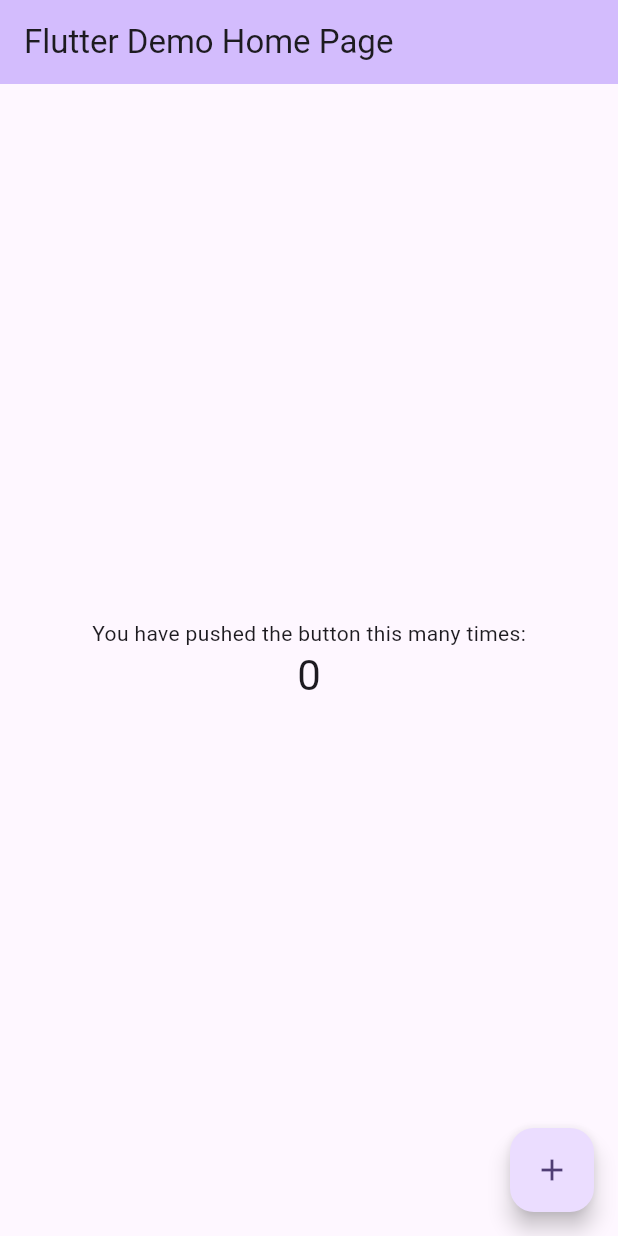
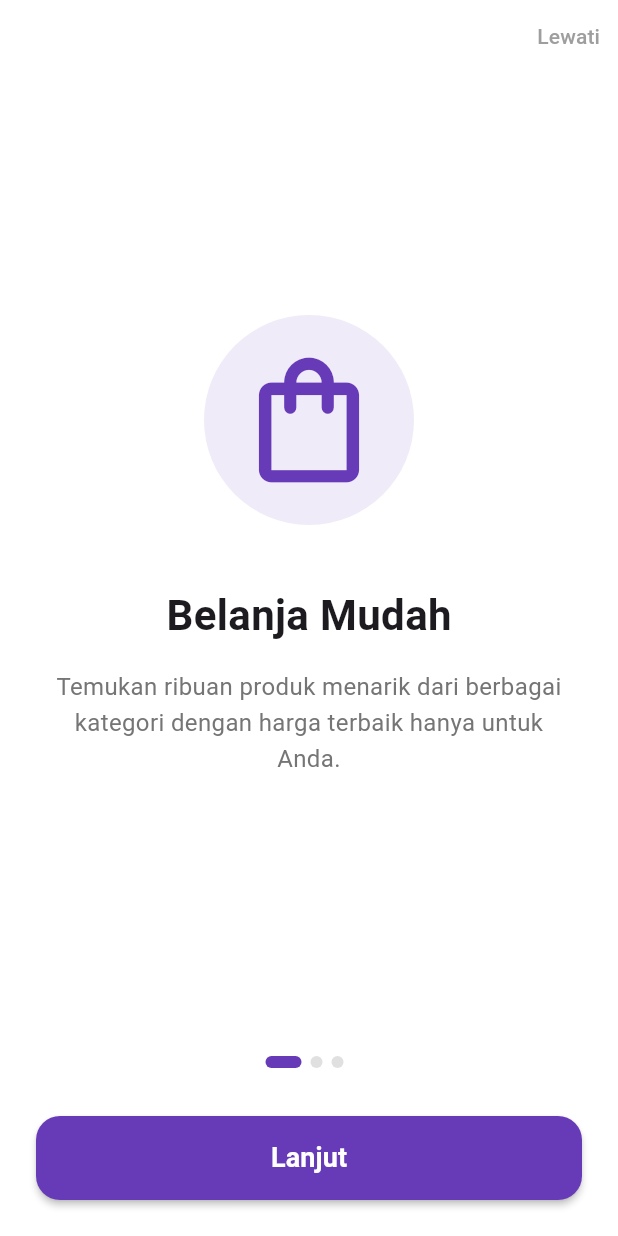
Before and after one commit to saidil350/flutter_final, a Flutter app: the screen it shows after launch, on a phone screen of 412 x 824 dp. Run offline on Flutter 3.47's test engine with Material 3 defaults, Android fonts, the phone set to English and light mode, and no system bars.

Commit message:
Update main.dart dan tambah folder src

```diff
--- a/flutter_final/lib/main.dart
+++ b/flutter_final/lib/main.dart
@@ -1,4 +1,5 @@
 import 'package:flutter/material.dart';
+import 'src/features/onboarding/screens/onboarding_screen.dart';
 
 void main() {
   runApp(const MyApp());
@@ -7,116 +8,20 @@ void main() {
 class MyApp extends StatelessWidget {
   const MyApp({super.key});
 
-  // This widget is the root of your application.
   @override
   Widget build(BuildContext context) {
     return MaterialApp(
-      title: 'Flutter De',
+      title: 'Flutter Demo',
+      debugShowCheckedModeBanner: false,
       theme: ThemeData(
-        // This is the theme of your application.
-        //
-        // TRY THIS: Try running your application with "flutter run". You'll see
-        // the application has a purple toolbar. Then, without quitting the app,
-        // try changing the seedColor in the colorScheme below to Colors.green
-        // and then invoke "hot reload" (save your changes or press the "hot
-        // reload" button in a Flutter-supported IDE, or press "r" if you used
-        // the command line to start the app).
-        //
-        // Notice that the counter didn't reset back to zero; the application
-        // state is not lost during the reload. To reset the state, use hot
-        // restart instead.
-        //
-        // This works for code too, not just values: Most code changes can be
-        // tested with just a hot reload.
-        colorScheme: ColorScheme.fromSeed(seedColor: Colors.deepPurple),
+        colorScheme: ColorScheme.fromSeed(
+          seedColor: Colors.deepPurple,
+          primary: Colors.deepPurple,
+        ),
+        useMaterial3: true,
+        fontFamily: 'Roboto', // Default font, bisa diganti nanti
       ),
-      home: const MyHomePage(title: 'Flutter Demo Home Page'),
+      home: const OnboardingScreen(),
     );
   }
 }
-
-class MyHomePage extends StatefulWidget {
-  const MyHomePage({super.key, required this.title});
-
-  // This widget is the home page of your application. It is stateful, meaning
-  // that it has a State object (defined below) that contains fields that affect
-  // how it looks.
-
-  // This class is the configuration for the state. It holds the values (in this
-  // case the title) provided by the parent (in this case the App widget) and
-  // used by the build method of the State. Fields in a Widget subclass are
-  // always marked "final".
-
-  final String title;
-
-  @override
-  State<MyHomePage> createState() => _MyHomePageState();
-}
-
-class _MyHomePageState extends State<MyHomePage> {
-  int _counter = 0;
-
-  void _incrementCounter() {
-    setState(() {
-      // This call to setState tells the Flutter framework that something has
-      // changed in this State, which causes it to rerun the build method below
-      // so that the display can reflect the updated values. If we changed
-      // _counter without calling setState(), then the build method would not be
-      // called again, and so nothing would appear to happen.
-      _counter++;
-    });
-  }
-
-  @override
-  Widget build(BuildContext context) {
-    // This method is rerun every time setState is called, for instance as done
-    // by the _incrementCounter method above.
-    //
-    // The Flutter framework has been optimized to make rerunning build methods
-    // fast, so that you can just rebuild anything that needs updating rather
-    // than having to individually change instances of widgets.
-    return Scaffold(
-      appBar: AppBar(
-        // TRY THIS: Try changing the color here to a specific color (to
-        // Colors.amber, perhaps?) and trigger a hot reload to see the AppBar
-        // change color while the other colors stay the same.
-        backgroundColor: Theme.of(context).colorScheme.inversePrimary,
-        // Here we take the value from the MyHomePage object that was created by
-        // the App.build method, and use it to set our appbar title.
-        title: Text(widget.title),
-      ),
-      body: Center(
-        // Center is a layout widget. It takes a single child and positions it
-        // in the middle of the parent.
-        child: Column(
-          // Column is also a layout widget. It takes a list of children and
-          // arranges them vertically. By default, it sizes itself to fit its
-          // children horizontally, and tries to be as tall as its parent.
-          //
-          // Column has various properties to control how it sizes itself and
-          // how it positions its children. Here we use mainAxisAlignment to
-          // center the children vertically; the main axis here is the vertical
-          // axis because Columns are vertical (the cross axis would be
-          // horizontal).
-          //
-          // TRY THIS: Invoke "debug painting" (choose the "Toggle Debug Paint"
-          // action in the IDE, or press "p" in the console), to see the
-          // wireframe for each widget.
-          mainAxisAlignment: MainAxisAlignment.center,
-          children: <Widget>[
-            const Text('You have pushed the button this many times:'),
-            Text(
-              '$_counter',
-              style: Theme.of(context).textTheme.headlineMedium,
-            ),
-          ],
-        ),
-      ),
-      floatingActionButton: FloatingActionButton(
-        onPressed: _incrementCounter,
-        tooltip: 'Increment',
-        child: const Icon(Icons.add),
-      ), // This trailing comma makes auto-formatting nicer for build methods.
-    );
-  }
-}
--- /dev/null
+++ b/flutter_final/lib/src/features/auth/screens/login_screen.dart
@@ -0,0 +1,32 @@
+import 'package:flutter/material.dart';
+
+class LoginScreen extends StatelessWidget {
+  const LoginScreen({super.key});
+
+  @override
+  Widget build(BuildContext context) {
+    return Scaffold(
+      appBar: AppBar(title: const Text("Login")),
+      body: Center(
+        child: Column(
+          mainAxisAlignment: MainAxisAlignment.center,
+          children: [
+            const Icon(Icons.login, size: 80, color: Colors.deepPurple),
+            const SizedBox(height: 20),
+            const Text(
+              "Selamat Datang di Halaman Login",
+              style: TextStyle(fontSize: 18),
+            ),
+            const SizedBox(height: 20),
+            ElevatedButton(
+              onPressed: () {
+                // Implementasi login nanti
+              },
+              child: const Text("Masuk"),
+            ),
+          ],
+        ),
+      ),
+    );
+  }
+}
--- /dev/null
+++ b/flutter_final/lib/src/features/onboarding/models/onboarding_model.dart
@@ -0,0 +1,13 @@
+import 'package:flutter/material.dart';
+
+class OnboardingModel {
+  final IconData icon;
+  final String title;
+  final String description;
+
+  OnboardingModel({
+    required this.icon,
+    required this.title,
+    required this.description,
+  });
+}
--- /dev/null
+++ b/flutter_final/lib/src/features/onboarding/screens/onboarding_screen.dart
@@ -0,0 +1,164 @@
+import 'package:flutter/material.dart';
+import '../models/onboarding_model.dart';
+import '../widgets/onboarding_content.dart';
+import '../../auth/screens/login_screen.dart';
+
+class OnboardingScreen extends StatefulWidget {
+  const OnboardingScreen({super.key});
+
+  @override
+  State<OnboardingScreen> createState() => _OnboardingScreenState();
+}
+
+class _OnboardingScreenState extends State<OnboardingScreen> {
+  late PageController _pageController;
+  int _pageIndex = 0;
+
+  final List<OnboardingModel> _contents = [
+    OnboardingModel(
+      icon: Icons.shopping_bag_outlined,
+      title: "Belanja Mudah",
+      description:
+          "Temukan ribuan produk menarik dari berbagai kategori dengan harga terbaik hanya untuk Anda.",
+    ),
+    OnboardingModel(
+      icon: Icons.local_shipping_outlined,
+      title: "Pengiriman Cepat",
+      description:
+          "Layanan pengiriman instan dan terpercaya yang menjamin paket Anda sampai dengan aman.",
+    ),
+    OnboardingModel(
+      icon: Icons.verified_user_outlined,
+      title: "Pembayaran Aman",
+      description:
+          "Nikmati kemudahan bertransaksi dengan berbagai metode pembayaran yang aman dan terverifikasi.",
+    ),
+  ];
+
+  @override
+  void initState() {
+    super.initState();
+    _pageController = PageController(initialPage: 0);
+  }
+
+  @override
+  void dispose() {
+    _pageController.dispose();
+    super.dispose();
+  }
+
+  @override
+  Widget build(BuildContext context) {
+    return Scaffold(
+      backgroundColor: Colors.white,
+      body: SafeArea(
+        child: Column(
+          children: [
+            // Skip button
+            Align(
+              alignment: Alignment.topRight,
+              child: TextButton(
+                onPressed: () {
+                  Navigator.pushReplacement(
+                    context,
+                    MaterialPageRoute(
+                      builder: (context) => const LoginScreen(),
+                    ),
+                  );
+                },
+                child: const Text(
+                  "Lewati",
+                  style: TextStyle(color: Colors.grey),
+                ),
+              ),
+            ),
+
+            // PageView Content
+            Expanded(
+              child: PageView.builder(
+                controller: _pageController,
+                itemCount: _contents.length,
+                onPageChanged: (index) {
+                  setState(() {
+                    _pageIndex = index;
+                  });
+                },
+                itemBuilder: (context, index) =>
+                    OnboardingContent(content: _contents[index]),
+              ),
+            ),
+
+            // Indicators and Button
+            Padding(
+              padding: const EdgeInsets.all(24),
+              child: Column(
+                children: [
+                  // Dots Indicator
+                  Row(
+                    mainAxisAlignment: MainAxisAlignment.center,
+                    children: List.generate(
+                      _contents.length,
+                      (index) => AnimatedContainer(
+                        duration: const Duration(milliseconds: 300),
+                        height: 8,
+                        width: _pageIndex == index ? 24 : 8,
+                        margin: const EdgeInsets.only(right: 6),
+                        decoration: BoxDecoration(
+                          borderRadius: BorderRadius.circular(8),
+                          color: _pageIndex == index
+                              ? Theme.of(context).primaryColor
+                              : Colors.grey.shade300,
+                        ),
+                      ),
+                    ),
+                  ),
+                  const SizedBox(height: 32),
+
+                  // Action Button
+                  SizedBox(
+                    width: double.infinity,
+                    height: 56,
+                    child: ElevatedButton(
+                      onPressed: () {
+                        if (_pageIndex == _contents.length - 1) {
+                          Navigator.pushReplacement(
+                            context,
+                            MaterialPageRoute(
+                              builder: (context) => const LoginScreen(),
+                            ),
+                          );
+                        } else {
+                          _pageController.nextPage(
+                            duration: const Duration(milliseconds: 300),
+                            curve: Curves.ease,
+                          );
+                        }
+                      },
+                      style: ElevatedButton.styleFrom(
+                        backgroundColor: Theme.of(context).primaryColor,
+                        foregroundColor: Colors.white,
+                        elevation: 2,
+                        shape: RoundedRectangleBorder(
+                          borderRadius: BorderRadius.circular(16),
+                        ),
+                      ),
+                      child: Text(
+                        _pageIndex == _contents.length - 1
+                            ? "Mulai Sekarang"
+                            : "Lanjut",
+                        style: const TextStyle(
+                          fontSize: 18,
+                          fontWeight: FontWeight.bold,
+                        ),
+                      ),
+                    ),
+                  ),
+                ],
+              ),
+            ),
+          ],
+        ),
+      ),
+    );
+  }
+}
--- /dev/null
+++ b/flutter_final/lib/src/features/onboarding/widgets/onboarding_content.dart
@@ -0,0 +1,47 @@
+import 'package:flutter/material.dart';
+import '../models/onboarding_model.dart';
+
+class OnboardingContent extends StatelessWidget {
+  final OnboardingModel content;
+
+  const OnboardingContent({super.key, required this.content});
+
+  @override
+  Widget build(BuildContext context) {
+    return Column(
+      mainAxisAlignment: MainAxisAlignment.center,
+      children: [
+        Container(
+          padding: const EdgeInsets.all(20),
+          decoration: BoxDecoration(
+            color: Theme.of(context).primaryColor.withOpacity(0.1),
+            shape: BoxShape.circle,
+          ),
+          child: Icon(
+            content.icon,
+            size: 100,
+            color: Theme.of(context).primaryColor,
+          ),
+        ),
+        const SizedBox(height: 40),
+        Text(
+          content.title,
+          style: const TextStyle(fontSize: 28, fontWeight: FontWeight.bold),
+        ),
+        const SizedBox(height: 16),
+        Padding(
+          padding: const EdgeInsets.symmetric(horizontal: 32),
+          child: Text(
+            content.description,
+            textAlign: TextAlign.center,
+            style: TextStyle(
+              fontSize: 16,
+              color: Colors.grey[600],
+              height: 1.5,
+            ),
+          ),
+        ),
+      ],
+    );
+  }
+}
```
